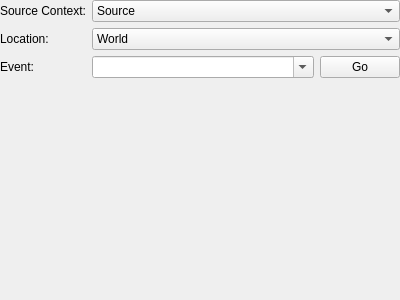
This is tools/cathedral/ui/ActionStartEvent.ui in comphack/comp_hack as Qt 5 draws it before an edit. The edited form follows.
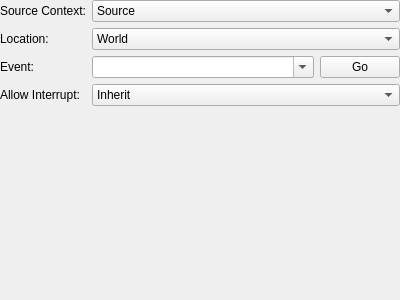
This is the edited form.

Commit message: Adding missing fields to cathedral actions

Diff of the .ui file:
```diff
--- a/tools/cathedral/ui/ActionStartEvent.ui
+++ b/tools/cathedral/ui/ActionStartEvent.ui
@@ -113,6 +113,32 @@
        </item>
       </layout>
      </item>
+     <item row="3" column="0">
+      <widget class="QLabel" name="lblAllowInterrupt">
+       <property name="text">
+        <string>Allow Interrupt:</string>
+       </property>
+      </widget>
+     </item>
+     <item row="3" column="1">
+      <widget class="QComboBox" name="allowInterrupt">
+       <item>
+        <property name="text">
+         <string>Inherit</string>
+        </property>
+       </item>
+       <item>
+        <property name="text">
+         <string>Yes</string>
+        </property>
+       </item>
+       <item>
+        <property name="text">
+         <string>No</string>
+        </property>
+       </item>
+      </widget>
+     </item>
     </layout>
    </item>
   </layout>
```
Left out of the diff: 8 changed lines with no effect on the pictures. The commit also changes 30 other files.
